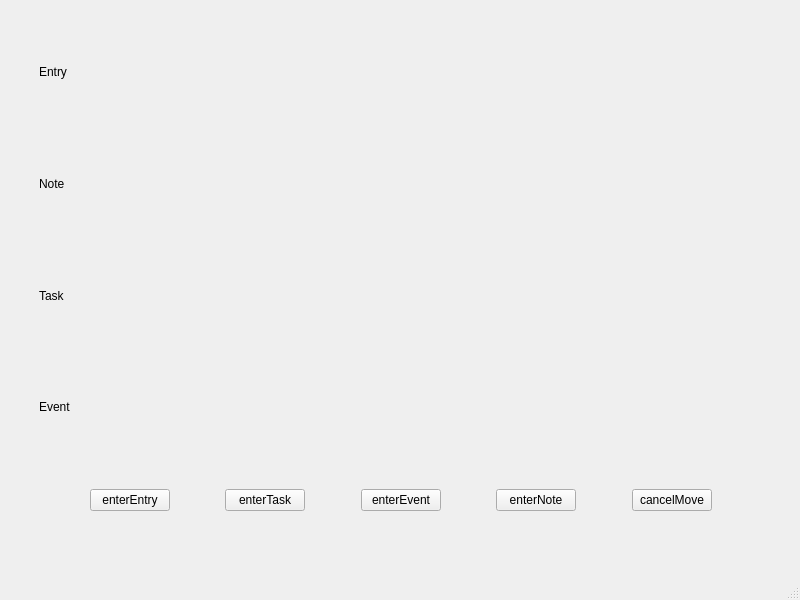
Before: the Qt Designer form mainwindow.ui in AlekcKot45/my, drawn with Qt 5.
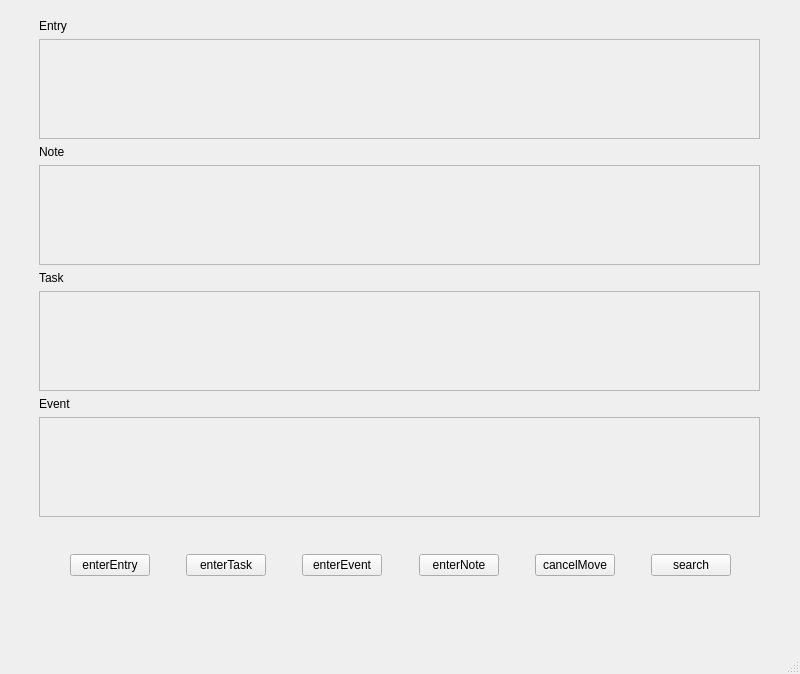
After: the same form once the commit is applied.

Commit message: last fartion without skroll area

```diff
--- a/mainwindow.ui
+++ b/mainwindow.ui
@@ -7,7 +7,7 @@
     <x>0</x>
     <y>0</y>
     <width>800</width>
-    <height>600</height>
+    <height>674</height>
    </rect>
   </property>
   <property name="windowTitle">
@@ -20,7 +20,7 @@
       <x>40</x>
       <y>460</y>
       <width>721</width>
-      <height>80</height>
+      <height>211</height>
      </rect>
     </property>
     <layout class="QHBoxLayout" name="horizontalLayout">
@@ -137,6 +137,26 @@
        </property>
       </spacer>
      </item>
+     <item>
+      <widget class="QPushButton" name="search">
+       <property name="text">
+        <string>search</string>
+       </property>
+      </widget>
+     </item>
+     <item>
+      <spacer name="horizontalSpacer_7">
+       <property name="orientation">
+        <enum>Qt::Orientation::Horizontal</enum>
+       </property>
+       <property name="sizeHint" stdset="0">
+        <size>
+         <width>40</width>
+         <height>20</height>
+        </size>
+       </property>
+      </spacer>
+     </item>
     </layout>
    </widget>
    <widget class="QWidget" name="verticalLayoutWidget">
@@ -145,7 +165,7 @@
       <x>39</x>
       <y>19</y>
       <width>721</width>
-      <height>441</height>
+      <height>498</height>
      </rect>
     </property>
     <layout class="QVBoxLayout" name="verticalLayout">
@@ -157,7 +177,21 @@
       </widget>
      </item>
      <item>
-      <layout class="QVBoxLayout" name="verticalLayout_Entry"/>
+      <widget class="QScrollArea" name="scrollArea">
+       <property name="widgetResizable">
+        <bool>true</bool>
+       </property>
+       <widget class="QWidget" name="scrollAreaWidgetContents">
+        <property name="geometry">
+         <rect>
+          <x>0</x>
+          <y>0</y>
+          <width>717</width>
+          <height>83</height>
+         </rect>
+        </property>
+       </widget>
+      </widget>
      </item>
      <item>
       <widget class="QLabel" name="label_2">
@@ -166,6 +200,23 @@
        </property>
       </widget>
      </item>
+     <item>
+      <widget class="QScrollArea" name="scrollArea_2">
+       <property name="widgetResizable">
+        <bool>true</bool>
+       </property>
+       <widget class="QWidget" name="scrollAreaWidgetContents_2">
+        <property name="geometry">
+         <rect>
+          <x>0</x>
+          <y>0</y>
+          <width>717</width>
+          <height>83</height>
+         </rect>
+        </property>
+       </widget>
+      </widget>
+     </item>
      <item>
       <layout class="QVBoxLayout" name="verticalLayout_Note"/>
      </item>
@@ -176,6 +227,23 @@
        </property>
       </widget>
      </item>
+     <item>
+      <widget class="QScrollArea" name="scrollArea_3">
+       <property name="widgetResizable">
+        <bool>true</bool>
+       </property>
+       <widget class="QWidget" name="scrollAreaWidgetContents_3">
+        <property name="geometry">
+         <rect>
+          <x>0</x>
+          <y>0</y>
+          <width>717</width>
+          <height>83</height>
+         </rect>
+        </property>
+       </widget>
+      </widget>
+     </item>
      <item>
       <layout class="QVBoxLayout" name="verticalLayout_Task"/>
      </item>
@@ -189,6 +257,23 @@
      <item>
       <layout class="QVBoxLayout" name="verticalLayout_Event"/>
      </item>
+     <item>
+      <widget class="QScrollArea" name="scrollArea_4">
+       <property name="widgetResizable">
+        <bool>true</bool>
+       </property>
+       <widget class="QWidget" name="scrollAreaWidgetContents_4">
+        <property name="geometry">
+         <rect>
+          <x>0</x>
+          <y>0</y>
+          <width>717</width>
+          <height>83</height>
+         </rect>
+        </property>
+       </widget>
+      </widget>
+     </item>
     </layout>
    </widget>
   </widget>
```
The commit also changes 37 other files.
